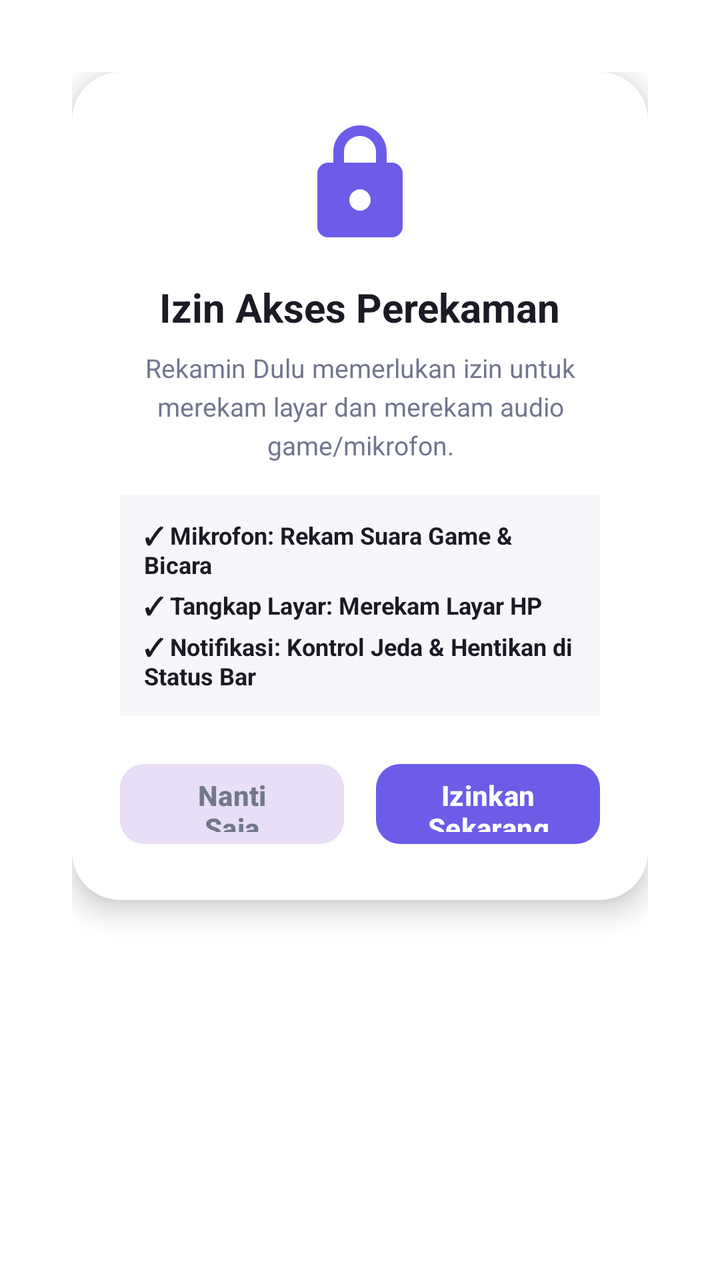
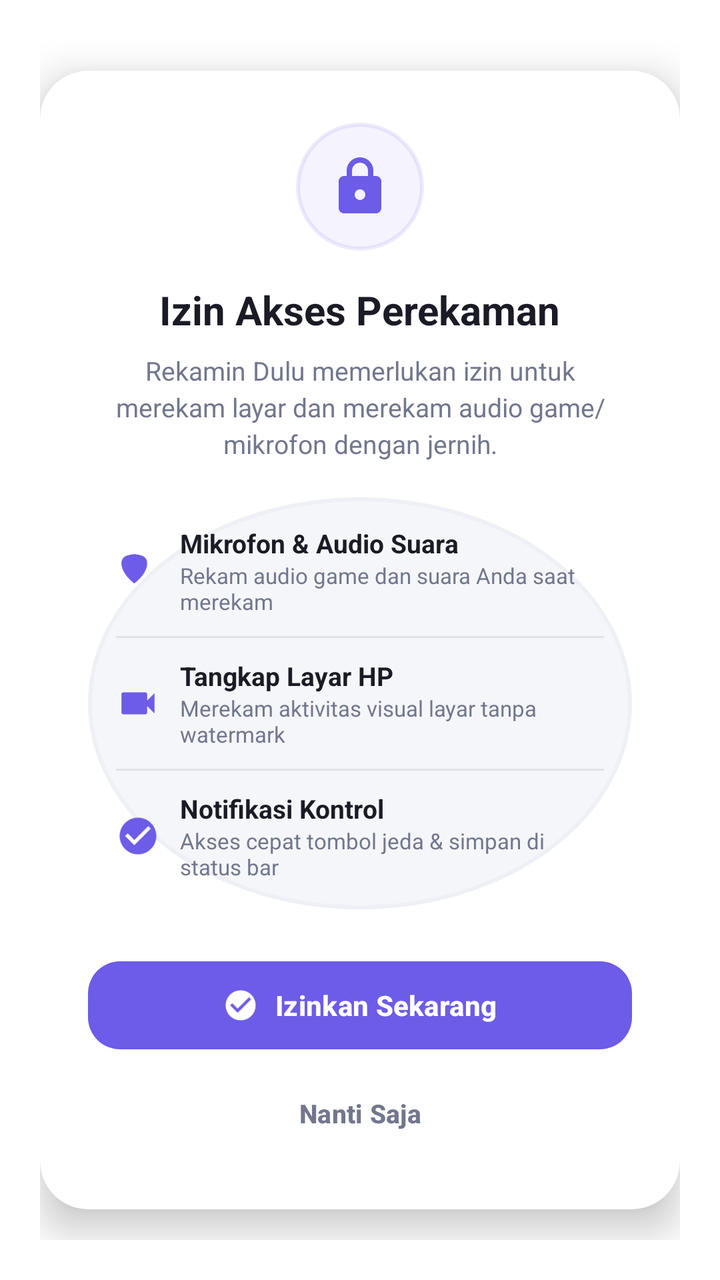

An Android layout rendered at two revisions. The XML below is the earlier revision; the diff shows what the commit changed to produce the second picture.
<!-- AndroidManifest.xml: activity theme Theme.RekaminDulu.Dialog -->
<!-- res/layout/permission_dialog.xml -->
<?xml version="1.0" encoding="utf-8"?>
<LinearLayout xmlns:android="http://schemas.android.com/apk/res/android"
    xmlns:app="http://schemas.android.com/apk/res-auto"
    android:layout_width="match_parent"
    android:layout_height="wrap_content"
    android:layout_gravity="center"
    android:padding="20dp"
    android:orientation="vertical">

    <androidx.cardview.widget.CardView
        android:layout_width="match_parent"
        android:layout_height="wrap_content"
        app:cardBackgroundColor="@color/colorSurface"
        app:cardCornerRadius="24dp"
        app:cardElevation="8dp">

        <LinearLayout
            android:layout_width="match_parent"
            android:layout_height="wrap_content"
            android:gravity="center"
            android:orientation="vertical"
            android:padding="24dp">

            <ImageView
                android:layout_width="64dp"
                android:layout_height="64dp"
                android:layout_marginBottom="16dp"
                android:contentDescription="Izin Diperlukan"
                android:src="@drawable/ic_permission" />

            <TextView
                android:layout_width="wrap_content"
                android:layout_height="wrap_content"
                android:text="Izin Akses Perekaman"
                android:textColor="@color/textTitle"
                android:textSize="20sp"
                android:textStyle="bold" />

            <TextView
                android:layout_width="wrap_content"
                android:layout_height="wrap_content"
                android:layout_marginTop="8dp"
                android:gravity="center"
                android:lineSpacingExtra="4dp"
                android:text="Rekamin Dulu memerlukan izin untuk merekam layar dan merekam audio game/mikrofon."
                android:textColor="@color/textCaption"
                android:textSize="13sp" />

            
            <LinearLayout
                android:layout_width="match_parent"
                android:layout_height="wrap_content"
                android:layout_marginTop="16dp"
                android:background="@color/colorBackground"
                android:orientation="vertical"
                android:padding="12dp">

                <TextView
                    android:layout_width="wrap_content"
                    android:layout_height="wrap_content"
                    android:text="✓ Mikrofon: Rekam Suara Game &amp; Bicara"
                    android:textColor="@color/textTitle"
                    android:textSize="12sp"
                    android:textStyle="bold" />

                <TextView
                    android:layout_width="wrap_content"
                    android:layout_height="wrap_content"
                    android:layout_marginTop="4dp"
                    android:text="✓ Tangkap Layar: Merekam Layar HP"
                    android:textColor="@color/textTitle"
                    android:textSize="12sp"
                    android:textStyle="bold" />

                <TextView
                    android:layout_width="wrap_content"
                    android:layout_height="wrap_content"
                    android:layout_marginTop="4dp"
                    android:text="✓ Notifikasi: Kontrol Jeda &amp; Hentikan di Status Bar"
                    android:textColor="@color/textTitle"
                    android:textSize="12sp"
                    android:textStyle="bold" />
            </LinearLayout>

            
            <LinearLayout
                android:layout_width="match_parent"
                android:layout_height="wrap_content"
                android:layout_marginTop="20dp"
                android:orientation="horizontal">

                <Button
                    android:id="@+id/btn_tidak_keluar"
                    style="@style/Widget.Material3.Button.TonalButton"
                    android:layout_width="0dp"
                    android:layout_height="48dp"
                    android:layout_marginEnd="8dp"
                    android:layout_weight="1"
                    android:text="Nanti Saja"
                    android:textColor="@color/textCaption"
                    android:textStyle="bold"
                    app:cornerRadius="12dp" />

                <Button
                    android:id="@+id/btn_tambah_izin"
                    android:layout_width="0dp"
                    android:layout_height="48dp"
                    android:layout_marginStart="8dp"
                    android:layout_weight="1"
                    android:text="Izinkan Sekarang"
                    android:textColor="@color/colorOnPrimary"
                    android:textStyle="bold"
                    app:backgroundTint="@color/colorPrimary"
                    app:cornerRadius="12dp" />
            </LinearLayout>

        </LinearLayout>
    </androidx.cardview.widget.CardView>

</LinearLayout>
<!-- resources referenced by this layout -->
<resources>
  <color name="colorBackground">#F6F7FB</color>
  <color name="colorOnPrimary">#FFFFFF</color>
  <color name="colorPrimary">#6C5CE7</color>
  <color name="colorSurface">#FFFFFF</color>
  <color name="textCaption">#72778E</color>
  <color name="textTitle">#1A1B25</color>
  <!-- drawable ic_permission (drawable-mdpi) -->
  <vector xmlns:android="http://schemas.android.com/apk/res/android"
      android:width="24dp"
      android:height="24dp"
      android:viewportWidth="24"
      android:viewportHeight="24">
      <path
          android:fillColor="#6C5CE7"
          android:pathData="M18,8h-1V6c0,-2.76 -2.24,-5 -5,-5S7,3.24 7,6v2H6c-1.1,0 -2,0.9 -2,2v10c0,1.1 0.9,2 2,2h12c1.1,0 2,-0.9 2,-2V10C20,8.9 19.1,8 18,8zM12,17c-1.1,0 -2,-0.9 -2,-2s0.9,-2 2,-2 2,0.9 2,2 -0.9,2 -2,2zM9,8V6c0,-1.66 1.34,-3 3,-3s3,1.34 3,3v2H9z"/>
  </vector>
  <style name="Theme.RekaminDulu.Dialog" parent="Theme.Material3.DayNight.Dialog">
          <item name="colorPrimary">@color/colorPrimary</item>
          <item name="colorSurface">@color/colorSurface</item>
      </style>
</resources>

<!-- the commit's change to res/layout/permission_dialog.xml (unified diff, before → after) -->
@@ -4,30 +4,43 @@
     android:layout_width="match_parent"
     android:layout_height="wrap_content"
     android:layout_gravity="center"
-    android:padding="20dp"
-    android:orientation="vertical">
+    android:gravity="center"
+    android:orientation="vertical"
+    android:padding="20dp">
 
     <androidx.cardview.widget.CardView
         android:layout_width="match_parent"
         android:layout_height="wrap_content"
         app:cardBackgroundColor="@color/colorSurface"
         app:cardCornerRadius="24dp"
-        app:cardElevation="8dp">
+        app:cardElevation="12dp">
 
         <LinearLayout
             android:layout_width="match_parent"
             android:layout_height="wrap_content"
-            android:gravity="center"
+            android:gravity="center_horizontal"
             android:orientation="vertical"
-            android:padding="24dp">
-
-            <ImageView
+            android:paddingHorizontal="24dp"
+            android:paddingVertical="26dp">
+
+            
+            <FrameLayout
                 android:layout_width="64dp"
                 android:layout_height="64dp"
                 android:layout_marginBottom="16dp"
-                android:contentDescription="Izin Diperlukan"
-                android:src="@drawable/ic_permission" />
-
+                android:background="@drawable/ic_play_circle_bg"
+                android:backgroundTint="#1F6C5CE7">
+
+                <ImageView
+                    android:layout_width="32dp"
+                    android:layout_height="32dp"
+                    android:layout_gravity="center"
+                    android:contentDescription="Ikon Izin Akses"
+                    android:src="@drawable/ic_permission"
+                    app:tint="@color/colorPrimary" />
+            </FrameLayout>
+
+            
             <TextView
                 android:layout_width="wrap_content"
                 android:layout_height="wrap_content"
@@ -36,13 +49,14 @@
                 android:textSize="20sp"
                 android:textStyle="bold" />
 
+            
             <TextView
-                android:layout_width="wrap_content"
+                android:layout_width="match_parent"
                 android:layout_height="wrap_content"
                 android:layout_marginTop="8dp"
                 android:gravity="center"
-                android:lineSpacingExtra="4dp"
-                android:text="Rekamin Dulu memerlukan izin untuk merekam layar dan merekam audio game/mikrofon."
+                android:lineSpacingExtra="3dp"
+                android:text="Rekamin Dulu memerlukan izin untuk merekam layar dan merekam audio game/mikrofon dengan jernih."
                 android:textColor="@color/textCaption"
                 android:textSize="13sp" />
 
@@ -50,68 +64,176 @@
             <LinearLayout
                 android:layout_width="match_parent"
                 android:layout_height="wrap_content"
-                android:layout_marginTop="16dp"
-                android:background="@color/colorBackground"
+                android:layout_marginTop="18dp"
+                android:background="@drawable/ic_play_circle_bg"
+                android:backgroundTint="@color/colorSurfaceVariant"
                 android:orientation="vertical"
-                android:padding="12dp">
-
-                <TextView
-                    android:layout_width="wrap_content"
+                android:paddingHorizontal="14dp"
+                android:paddingVertical="14dp">
+
+                
+                <LinearLayout
+                    android:layout_width="match_parent"
                     android:layout_height="wrap_content"
-                    android:text="✓ Mikrofon: Rekam Suara Game &amp; Bicara"
-                    android:textColor="@color/textTitle"
-                    android:textSize="12sp"
-                    android:textStyle="bold" />
-
-                <TextView
-                    android:layout_width="wrap_content"
+                    android:gravity="center_vertical"
+                    android:orientation="horizontal">
+
+                    <ImageView
+                        android:layout_width="22dp"
+                        android:layout_height="22dp"
+                        android:contentDescription="Mikrofon"
+                        android:src="@drawable/ic_mic"
+                        app:tint="@color/colorPrimary" />
+
+                    <LinearLayout
+                        android:layout_width="0dp"
+                        android:layout_height="wrap_content"
+                        android:layout_marginStart="10dp"
+                        android:layout_weight="1"
+                        android:orientation="vertical">
+
+                        <TextView
+                            android:layout_width="wrap_content"
+                            android:layout_height="wrap_content"
+                            android:text="Mikrofon &amp; Audio Suara"
+                            android:textColor="@color/textTitle"
+                            android:textSize="13sp"
+                            android:textStyle="bold" />
+
+                        <TextView
+                            android:layout_width="wrap_content"
+                            android:layout_height="wrap_content"
+                            android:text="Rekam audio game dan suara Anda saat merekam"
+                            android:textColor="@color/textCaption"
+                            android:textSize="11sp" />
+                    </LinearLayout>
+                </LinearLayout>
+
+                <View
+                    android:layout_width="match_parent"
+                    android:layout_height="1dp"
+                    android:layout_marginVertical="10dp"
+                    android:background="#15000000" />
+
+                
+                <LinearLayout
+                    android:layout_width="match_parent"
                     android:layout_height="wrap_content"
-                    android:layout_marginTop="4dp"
-                    android:text="✓ Tangkap Layar: Merekam Layar HP"
-                    android:textColor="@color/textTitle"
-                    android:textSize="12sp"
-                    android:textStyle="bold" />
-
-                <TextView
-                    android:layout_width="wrap_content"
+                    android:gravity="center_vertical"
+                    android:orientation="horizontal">
+
+                    <ImageView
+                        android:layout_width="22dp"
+                        android:layout_height="22dp"
+                        android:contentDescription="Layar"
+                        android:src="@drawable/ic_video"
+                        app:tint="@color/colorPrimary" />
+
+                    <LinearLayout
+                        android:layout_width="0dp"
+                        android:layout_height="wrap_content"
+                        android:layout_marginStart="10dp"
+                        android:layout_weight="1"
+                        android:orientation="vertical">
+
+                        <TextView
+                            android:layout_width="wrap_content"
+                            android:layout_height="wrap_content"
+                            android:text="Tangkap Layar HP"
+                            android:textColor="@color/textTitle"
+                            android:textSize="13sp"
+                            android:textStyle="bold" />
+
+                        <TextView
+                            android:layout_width="wrap_content"
+                            android:layout_height="wrap_content"
+                            android:text="Merekam aktivitas visual layar tanpa watermark"
+                            android:textColor="@color/textCaption"
+                            android:textSize="11sp" />
+                    </LinearLayout>
+                </LinearLayout>
+
+                <View
+                    android:layout_width="match_parent"
+                    android:layout_height="1dp"
+                    android:layout_marginVertical="10dp"
+                    android:background="#15000000" />
+
+                
+                <LinearLayout
+                    android:layout_width="match_parent"
                     android:layout_height="wrap_content"
-                    android:layout_marginTop="4dp"
-                    android:text="✓ Notifikasi: Kontrol Jeda &amp; Hentikan di Status Bar"
-                    android:textColor="@color/textTitle"
-                    android:textSize="12sp"
-                    android:textStyle="bold" />
+                    android:gravity="center_vertical"
+                    android:orientation="horizontal">
+
+                    <ImageView
+                        android:layout_width="22dp"
+                        android:layout_height="22dp"
+                        android:contentDescription="Notifikasi"
+                        android:src="@drawable/ic_check_circle"
+                        app:tint="@color/colorPrimary" />
+
+                    <LinearLayout
+                        android:layout_width="0dp"
+                        android:layout_height="wrap_content"
+                        android:layout_marginStart="10dp"
+                        android:layout_weight="1"
+                        android:orientation="vertical">
+
+                        <TextView
+                            android:layout_width="wrap_content"
+                            android:layout_height="wrap_content"
+                            android:text="Notifikasi Kontrol"
+                            android:textColor="@color/textTitle"
+                            android:textSize="13sp"
+                            android:textStyle="bold" />
+
+                        <TextView
+                            android:layout_width="wrap_content"
+                            android:layout_height="wrap_content"
+                            android:text="Akses cepat tombol jeda &amp; simpan di status bar"
+                            android:textColor="@color/textCaption"
+                            android:textSize="11sp" />
+                    </LinearLayout>
+                </LinearLayout>
+
             </LinearLayout>
 
             
             <LinearLayout
                 android:layout_width="match_parent"
                 android:layout_height="wrap_content"
-                android:layout_marginTop="20dp"
-                android:orientation="horizontal">
-
+                android:layout_marginTop="22dp"
+                android:orientation="vertical">
+
+                
+                <Button
+                    android:id="@+id/btn_tambah_izin"
+                    android:layout_width="match_parent"
+                    android:layout_height="52dp"
+                    android:text="Izinkan Sekarang"
+                    android:textColor="@color/colorOnPrimary"
+                    android:textSize="14sp"
+                    android:textStyle="bold"
+                    app:backgroundTint="@color/colorPrimary"
+                    app:cornerRadius="16dp"
+                    app:icon="@drawable/ic_check_circle"
+                    app:iconGravity="textStart"
+                    app:iconPadding="8dp"
+                    app:iconTint="@color/colorOnPrimary" />
+
+                
                 <Button
                     android:id="@+id/btn_tidak_keluar"
-                    style="@style/Widget.Material3.Button.TonalButton"
-                    android:layout_width="0dp"
-                    android:layout_height="48dp"
-                    android:layout_marginEnd="8dp"
-                    android:layout_weight="1"
+                    style="@style/Widget.Material3.Button.TextButton"
+                    android:layout_width="match_parent"
+                    android:layout_height="44dp"
+                    android:layout_marginTop="6dp"
                     android:text="Nanti Saja"
                     android:textColor="@color/textCaption"
+                    android:textSize="13sp"
                     android:textStyle="bold"
-                    app:cornerRadius="12dp" />
-
-                <Button
-                    android:id="@+id/btn_tambah_izin"
-                    android:layout_width="0dp"
-                    android:layout_height="48dp"
-                    android:layout_marginStart="8dp"
-                    android:layout_weight="1"
-                    android:text="Izinkan Sekarang"
-                    android:textColor="@color/colorOnPrimary"
-                    android:textStyle="bold"
-                    app:backgroundTint="@color/colorPrimary"
-                    app:cornerRadius="12dp" />
+                    app:cornerRadius="14dp" />
             </LinearLayout>
 
         </LinearLayout>
<!-- resource entries referenced after the edit -->
@@ -1,12 +1,32 @@
 <!-- resources referenced by this layout -->
 <resources>
-  <color name="colorBackground">#F6F7FB</color>
   <color name="colorOnPrimary">#FFFFFF</color>
   <color name="colorPrimary">#6C5CE7</color>
   <color name="colorSurface">#FFFFFF</color>
+  <color name="colorSurfaceVariant">#EEF0F6</color>
   <color name="textCaption">#72778E</color>
   <color name="textTitle">#1A1B25</color>
-  <!-- drawable ic_permission (drawable-mdpi) -->
+  <!-- drawable ic_check_circle (drawable) -->
+  <vector xmlns:android="http://schemas.android.com/apk/res/android"
+      android:width="24dp"
+      android:height="24dp"
+      android:viewportWidth="24"
+      android:viewportHeight="24">
+    <path
+        android:fillColor="#4CAF50"
+        android:pathData="M12,2C6.48,2 2,6.48 2,12s4.48,10 10,10 10,-4.48 10,-10S17.52,2 12,2zM10,17l-5,-5 1.41,-1.41L10,14.17l7.59,-7.59L19,8l-9,9z"/>
+  </vector>
+  <!-- drawable ic_mic (drawable) -->
+  <vector xmlns:android="http://schemas.android.com/apk/res/android"
+      android:width="24dp"
+      android:height="24dp"
+      android:viewportWidth="24"
+      android:viewportHeight="24">
+      <path
+          android:fillColor="#6C5CE7"
+          android:pathData="M12,14c1.66,0 3,-1.34 3,-3V5c0,-1.66 -1.34,-3 -3,-3S9,3.34 9,5v6c0,1.66 1.34,3 3,3zm5,-3c0,2.76 -2.24,5 -5,5s-5,-2.24 -5,-5H5c0,3.53 2.61,6.43 6,6.92V21h2v-3.08c3.39,-0.49 6,-3.39 6,-6.92h-2z"/>
+  </vector>
+  <!-- drawable ic_permission (drawable) -->
   <vector xmlns:android="http://schemas.android.com/apk/res/android"
       android:width="24dp"
       android:height="24dp"
@@ -16,7 +36,32 @@
           android:fillColor="#6C5CE7"
           android:pathData="M18,8h-1V6c0,-2.76 -2.24,-5 -5,-5S7,3.24 7,6v2H6c-1.1,0 -2,0.9 -2,2v10c0,1.1 0.9,2 2,2h12c1.1,0 2,-0.9 2,-2V10C20,8.9 19.1,8 18,8zM12,17c-1.1,0 -2,-0.9 -2,-2s0.9,-2 2,-2 2,0.9 2,2 -0.9,2 -2,2zM9,8V6c0,-1.66 1.34,-3 3,-3s3,1.34 3,3v2H9z"/>
   </vector>
-  <style name="Theme.RekaminDulu.Dialog" parent="Theme.Material3.DayNight.Dialog">
+  <!-- drawable ic_play_circle_bg (drawable) -->
+  <?xml version="1.0" encoding="utf-8"?>
+  <shape xmlns:android="http://schemas.android.com/apk/res/android"
+      android:shape="oval">
+      <solid android:color="#99000000" />
+      <stroke
+          android:width="2dp"
+          android:color="#FFFFFF" />
+  </shape>
+  <!-- drawable ic_video (drawable) -->
+  <vector xmlns:android="http://schemas.android.com/apk/res/android"
+      android:width="24dp"
+      android:height="24dp"
+      android:viewportWidth="24"
+      android:viewportHeight="24">
+      <path
+          android:fillColor="#6C5CE7"
+          android:pathData="M17,10.5V7c0,-0.55 -0.45,-1 -1,-1H4c-0.55,0 -1,0.45 -1,1v10c0,0.55 0.45,1 1,1h12c0.55,0 1,-0.45 1,-1v-3.5l4,4v-11l-4,4z"/>
+  </vector>
+  <style name="Theme.RekaminDulu.Dialog" parent="Theme.Material3.DayNight.NoActionBar">
+          <item name="android:windowBackground">@android:color/transparent</item>
+          <item name="android:windowNoTitle">true</item>
+          <item name="android:windowIsFloating">true</item>
+          <item name="android:windowCloseOnTouchOutside">true</item>
+          <item name="android:backgroundDimEnabled">true</item>
+          <item name="android:backgroundDimAmount">0.65</item>
           <item name="colorPrimary">@color/colorPrimary</item>
           <item name="colorSurface">@color/colorSurface</item>
       </style>
